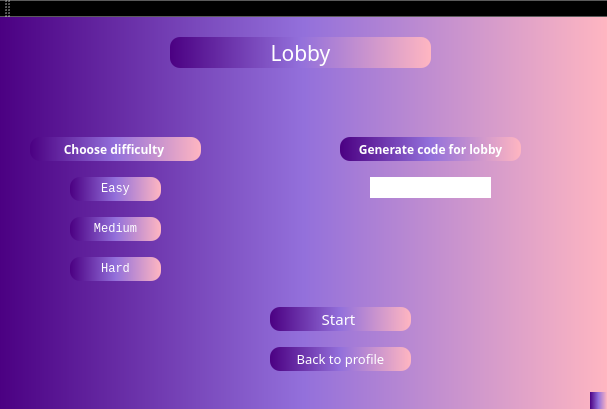
Qt form ProjectC++/Client/GraphicInterface/LobbyInterface.ui (andreeamacsim/ProjectModernCpp) before a commit.
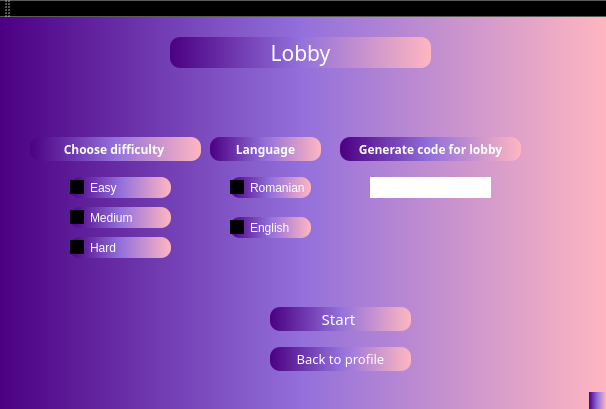
The same form after that commit.

Commit message: I added routes for the language and difficulty so that he could take over from the client

```diff
--- a/ProjectC++/Client/GraphicInterface/LobbyInterface.ui
+++ b/ProjectC++/Client/GraphicInterface/LobbyInterface.ui
@@ -6,7 +6,7 @@
    <rect>
     <x>0</x>
     <y>0</y>
-    <width>607</width>
+    <width>606</width>
     <height>409</height>
    </rect>
   </property>
@@ -68,75 +68,6 @@
      <string>Choose difficulty </string>
     </property>
    </widget>
-   <widget class="QPushButton" name="pushButton_3">
-    <property name="geometry">
-     <rect>
-      <x>70</x>
-      <y>160</y>
-      <width>91</width>
-      <height>24</height>
-     </rect>
-    </property>
-    <property name="font">
-     <font>
-      <family>Lucida Console</family>
-     </font>
-    </property>
-    <property name="styleSheet">
-     <string notr="true">background-color: qlineargradient(spread:pad, x1:0, y1:0, x2:1, y2:0, stop:0 rgba(75, 0, 130, 255), stop:0.5 rgba(147, 112, 219, 255), stop:1 rgba(255, 182, 193, 255));
-color: white;
-border-radius: 10px;</string>
-    </property>
-    <property name="text">
-     <string>Easy</string>
-    </property>
-   </widget>
-   <widget class="QPushButton" name="pushButton_4">
-    <property name="geometry">
-     <rect>
-      <x>70</x>
-      <y>200</y>
-      <width>91</width>
-      <height>24</height>
-     </rect>
-    </property>
-    <property name="font">
-     <font>
-      <family>Lucida Console</family>
-     </font>
-    </property>
-    <property name="styleSheet">
-     <string notr="true">background-color: qlineargradient(spread:pad, x1:0, y1:0, x2:1, y2:0, stop:0 rgba(75, 0, 130, 255), stop:0.5 rgba(147, 112, 219, 255), stop:1 rgba(255, 182, 193, 255));
-color: white;
-border-radius: 10px;</string>
-    </property>
-    <property name="text">
-     <string>Medium</string>
-    </property>
-   </widget>
-   <widget class="QPushButton" name="pushButton_5">
-    <property name="geometry">
-     <rect>
-      <x>70</x>
-      <y>240</y>
-      <width>91</width>
-      <height>24</height>
-     </rect>
-    </property>
-    <property name="font">
-     <font>
-      <family>Lucida Console</family>
-     </font>
-    </property>
-    <property name="styleSheet">
-     <string notr="true">background-color: qlineargradient(spread:pad, x1:0, y1:0, x2:1, y2:0, stop:0 rgba(75, 0, 130, 255), stop:0.5 rgba(147, 112, 219, 255), stop:1 rgba(255, 182, 193, 255));
-color: white;
-border-radius: 10px;</string>
-    </property>
-    <property name="text">
-     <string>Hard</string>
-    </property>
-   </widget>
    <widget class="QPushButton" name="pushButton_6">
     <property name="geometry">
      <rect>
@@ -226,6 +157,137 @@
      <string/>
     </property>
    </widget>
+   <widget class="QPushButton" name="Language">
+    <property name="geometry">
+     <rect>
+      <x>210</x>
+      <y>120</y>
+      <width>111</width>
+      <height>24</height>
+     </rect>
+    </property>
+    <property name="font">
+     <font>
+      <family>Lucida Fax</family>
+      <pointsize>9</pointsize>
+      <italic>false</italic>
+      <bold>true</bold>
+     </font>
+    </property>
+    <property name="styleSheet">
+     <string notr="true">background-color: qlineargradient(spread:pad, x1:0, y1:0, x2:1, y2:0, stop:0 rgba(75, 0, 130, 255), stop:0.5 rgba(147, 112, 219, 255), stop:1 rgba(255, 182, 193, 255));
+color: white;
+border-radius: 10px;</string>
+    </property>
+    <property name="text">
+     <string>Language</string>
+    </property>
+   </widget>
+   <widget class="QCheckBox" name="Romanian">
+    <property name="geometry">
+     <rect>
+      <x>230</x>
+      <y>160</y>
+      <width>81</width>
+      <height>21</height>
+     </rect>
+    </property>
+    <property name="styleSheet">
+     <string notr="true">background-color: qlineargradient(spread:pad, x1:0, y1:0, x2:1, y2:0, stop:0 rgba(75, 0, 130, 255), stop:0.5 rgba(147, 112, 219, 255), stop:1 rgba(255, 182, 193, 255));
+color: white;
+border-radius: 10px;</string>
+    </property>
+    <property name="text">
+     <string>Romanian</string>
+    </property>
+    <attribute name="buttonGroup">
+     <string notr="true">LanguageGroup</string>
+    </attribute>
+   </widget>
+   <widget class="QCheckBox" name="English">
+    <property name="geometry">
+     <rect>
+      <x>230</x>
+      <y>200</y>
+      <width>81</width>
+      <height>21</height>
+     </rect>
+    </property>
+    <property name="styleSheet">
+     <string notr="true">background-color: qlineargradient(spread:pad, x1:0, y1:0, x2:1, y2:0, stop:0 rgba(75, 0, 130, 255), stop:0.5 rgba(147, 112, 219, 255), stop:1 rgba(255, 182, 193, 255));
+color: white;
+border-radius: 10px;</string>
+    </property>
+    <property name="text">
+     <string>English</string>
+    </property>
+    <attribute name="buttonGroup">
+     <string notr="true">LanguageGroup</string>
+    </attribute>
+   </widget>
+   <widget class="QCheckBox" name="Hard">
+    <property name="geometry">
+     <rect>
+      <x>70</x>
+      <y>220</y>
+      <width>101</width>
+      <height>21</height>
+     </rect>
+    </property>
+    <property name="styleSheet">
+     <string notr="true">background-color: qlineargradient(spread:pad, x1:0, y1:0, x2:1, y2:0, stop:0 rgba(75, 0, 130, 255), stop:0.5 rgba(147, 112, 219, 255), stop:1 rgba(255, 182, 193, 255));
+color: white;
+border-radius: 10px;</string>
+    </property>
+    <property name="text">
+     <string>Hard</string>
+    </property>
+    <attribute name="buttonGroup">
+     <string notr="true">difficultyGroup</string>
+    </attribute>
+   </widget>
+   <widget class="QCheckBox" name="Easy">
+    <property name="geometry">
+     <rect>
+      <x>70</x>
+      <y>160</y>
+      <width>101</width>
+      <height>21</height>
+     </rect>
+    </property>
+    <property name="styleSheet">
+     <string notr="true">background-color: qlineargradient(spread:pad, x1:0, y1:0, x2:1, y2:0, stop:0 rgba(75, 0, 130, 255), stop:0.5 rgba(147, 112, 219, 255), stop:1 rgba(255, 182, 193, 255));
+color: white;
+border-radius: 10px;</string>
+    </property>
+    <property name="text">
+     <string>Easy</string>
+    </property>
+    <attribute name="buttonGroup">
+     <string notr="true">difficultyGroup</string>
+    </attribute>
+   </widget>
+   <widget class="QCheckBox" name="Medium">
+    <property name="geometry">
+     <rect>
+      <x>70</x>
+      <y>190</y>
+      <width>101</width>
+      <height>21</height>
+     </rect>
+    </property>
+    <property name="styleSheet">
+     <string notr="true">background-color: qlineargradient(spread:pad, x1:0, y1:0, x2:1, y2:0, stop:0 rgba(75, 0, 130, 255), stop:0.5 rgba(147, 112, 219, 255), stop:1 rgba(255, 182, 193, 255));
+color: white;
+border-radius: 10px;</string>
+    </property>
+    <property name="text">
+     <string>Medium</string>
+    </property>
+    <attribute name="buttonGroup">
+     <string notr="true">difficultyGroup</string>
+    </attribute>
+   </widget>
   </widget>
   <widget class="QMenuBar" name="menuBar">
    <property name="geometry">
```
Left out of the diff: 16 changed lines with no effect on the pictures. The commit also changes 9 other files.
